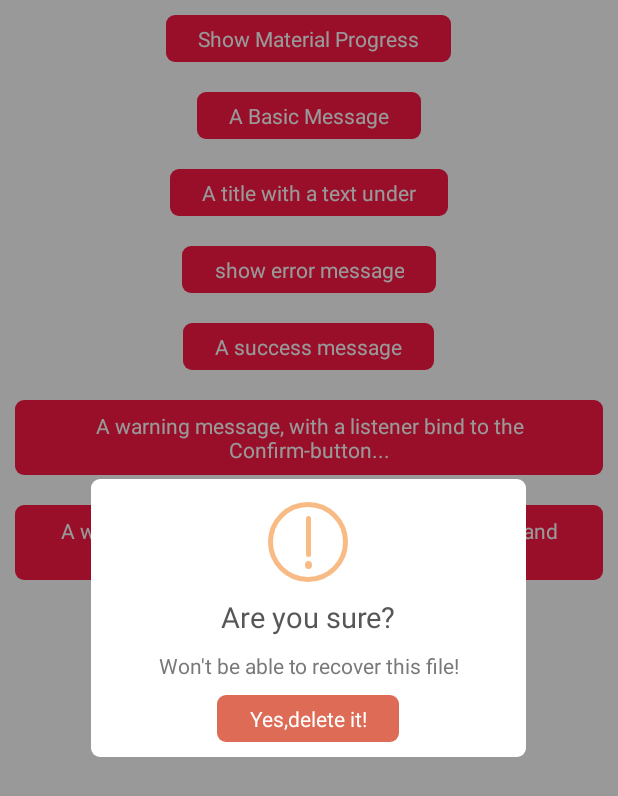
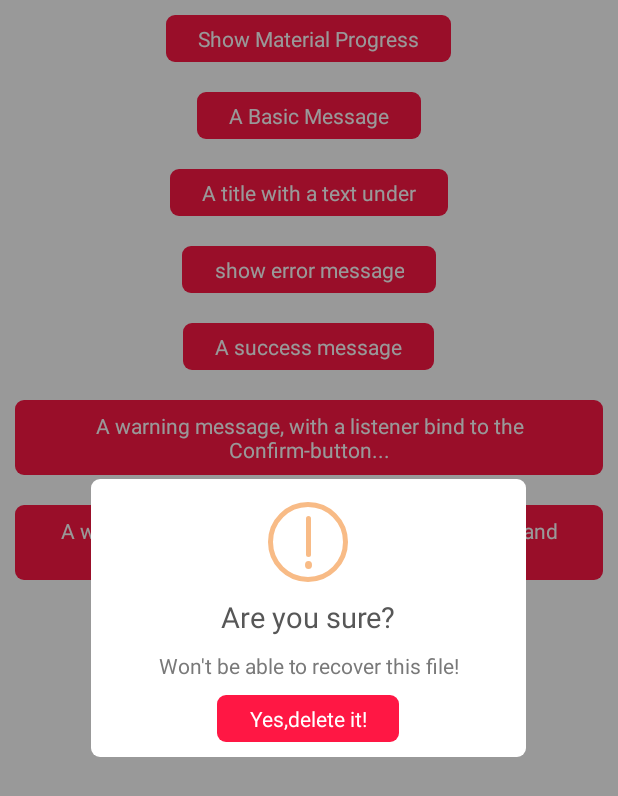
Before and after one commit to TutorialsAndroid/KAlertDialog, an Android app: the screen it shows after launch (SampleActivity), after a tap on an icon or button, on a phone screen of 412 x 824 dp. Shown: the top 796 px of the screen. Run offline under Robolectric (Android 15) with nearby library versions, the phone set to English and light mode, and no system bars; plain views replace ProgressWheel; 1 statement that could not run was skipped.

Commit message:
Initial Commit

```diff
--- a/library/build.gradle
+++ b/library/build.gradle
@@ -7,10 +7,10 @@ android {
 	compileSdkVersion 28
 
     defaultConfig {
-        minSdkVersion 15
+        minSdkVersion 21
         targetSdkVersion 28
-        versionCode 5
-        versionName "4.1"
+        versionCode 7
+        versionName "14.4.19"
     }
 
     lintOptions {
--- a/library/src/main/java/com/kinda/alert/KAlertDialog.java
+++ b/library/src/main/java/com/kinda/alert/KAlertDialog.java
@@ -1,16 +1,13 @@
 package com.kinda.alert;
 
+import android.app.AlertDialog;
 
-import android.annotation.TargetApi;
-import android.app.Dialog;
 import com.kinda.progressx.ProgressWheel;
 import android.content.Context;
 import android.graphics.drawable.Drawable;
-import android.os.Build;
 import android.os.Bundle;
 import android.view.View;
 import android.view.WindowManager;
-import android.view.animation.AlphaAnimation;
 import android.view.animation.Animation;
 import android.view.animation.AnimationSet;
 import android.view.animation.Transformation;
@@ -18,10 +15,11 @@ import android.widget.Button;
 import android.widget.FrameLayout;
 import android.widget.ImageView;
 import android.widget.TextView;
-import java.util.List;
+
 import java.util.Objects;
 
-public class KAlertDialog extends Dialog implements View.OnClickListener {
+public class KAlertDialog extends AlertDialog implements View.OnClickListener {
+
     private View mDialogView;
     private final AnimationSet mModalInAnim;
     private final AnimationSet mModalOutAnim;
@@ -52,9 +50,11 @@ public class KAlertDialog extends Dialog implements View.OnClickListener {
     private Button mCancelButton;
     private final ProgressHelper mProgressHelper;
     private FrameLayout mWarningFrame;
-    private OnSweetClickListener mCancelClickListener;
-    private OnSweetClickListener mConfirmClickListener;
+    private KAlertClickListener mCancelClickListener;
+    private KAlertClickListener mConfirmClickListener;
     private boolean mCloseFromCancel;
+    private Drawable mColor;
+    private Drawable mCancelColor;
 
     private static final int NORMAL_TYPE = 0;
     public static final int ERROR_TYPE = 1;
@@ -63,12 +63,44 @@ public class KAlertDialog extends Dialog implements View.OnClickListener {
     public static final int CUSTOM_IMAGE_TYPE = 4;
     public static final int PROGRESS_TYPE = 5;
 
-    public interface OnSweetClickListener {
+    public interface KAlertClickListener {
         void onClick(KAlertDialog kAlertDialog);
     }
 
     public KAlertDialog(Context context) {
         this(context, NORMAL_TYPE);
+    }
+
+    protected void onCreate(Bundle savedInstanceState) {
+
+        super.onCreate(savedInstanceState);
+        setContentView(R.layout.alert_dialog);
+
+        mDialogView = Objects.requireNonNull(getWindow()).getDecorView().findViewById(android.R.id.content);
+        mTitleTextView = findViewById(R.id.title_text);
+        mContentTextView = findViewById(R.id.content_text);
+        mErrorFrame = findViewById(R.id.error_frame);
+        mErrorX = mErrorFrame.findViewById(R.id.error_x);
+        mSuccessFrame = findViewById(R.id.success_frame);
+        mProgressFrame = findViewById(R.id.progress_dialog);
+        mSuccessTick = mSuccessFrame.findViewById(R.id.success_tick);
+        mSuccessLeftMask = mSuccessFrame.findViewById(R.id.mask_left);
+        mSuccessRightMask = mSuccessFrame.findViewById(R.id.mask_right);
+        mCustomImage = findViewById(R.id.custom_image);
+        mWarningFrame = findViewById(R.id.warning_frame);
+        mConfirmButton = findViewById(R.id.custom_confirm_button);
+        mCancelButton = findViewById(R.id.cancel_button);
+        mProgressHelper.setProgressWheel((ProgressWheel) findViewById(R.id.progressWheel));
+        mConfirmButton.setOnClickListener(this);
+        mCancelButton.setOnClickListener(this);
+
+        setTitleText(mTitleText);
+        setContentText(mContentText);
+        setCancelText(mCancelText);
+        setConfirmText(mConfirmText);
+        setConfirmButtonColor(mColor);
+        setCancelButtonColor(mCancelColor);
+        changeAlertType(mAlertType, true);
     }
 
     public KAlertDialog(Context context, int alertType) {
@@ -81,23 +113,11 @@ public class KAlertDialog extends Dialog implements View.OnClickListener {
         mErrorXInAnim = (AnimationSet) AnimationLoader.loadAnimation(getContext(), R.anim.error_x_in);
         // 2.3.x system don't support alpha-animation on layer-list drawable
         // remove it from animation set
-        if (Build.VERSION.SDK_INT <= Build.VERSION_CODES.GINGERBREAD_MR1) {
-            List<Animation> childAnims = mErrorXInAnim.getAnimations();
-            int idx = 0;
-            for (;idx < childAnims.size();idx++) {
-                if (childAnims.get(idx) instanceof AlphaAnimation) {
-                    break;
-                }
-            }
-            if (idx < childAnims.size()) {
-                childAnims.remove(idx);
-            }
-        }
         mSuccessBowAnim = AnimationLoader.loadAnimation(getContext(), R.anim.success_bow_roate);
         mSuccessLayoutAnimSet = (AnimationSet) AnimationLoader.loadAnimation(getContext(), R.anim.success_mask_layout);
         mModalInAnim = (AnimationSet) AnimationLoader.loadAnimation(getContext(), R.anim.modal_in);
         mModalOutAnim = (AnimationSet) AnimationLoader.loadAnimation(getContext(), R.anim.modal_out);
-        mModalOutAnim.setAnimationListener(new Animation.AnimationListener() {
+        Objects.requireNonNull(mModalOutAnim).setAnimationListener(new Animation.AnimationListener() {
             @Override
             public void onAnimationStart(Animation animation) {
 
@@ -135,36 +155,6 @@ public class KAlertDialog extends Dialog implements View.OnClickListener {
         mOverlayOutAnim.setDuration(120);
     }
 
-    protected void onCreate(Bundle savedInstanceState) {
-        super.onCreate(savedInstanceState);
-        setContentView(R.layout.alert_dialog);
-
-        mDialogView = Objects.requireNonNull(getWindow()).getDecorView().findViewById(android.R.id.content);
-        mTitleTextView = findViewById(R.id.title_text);
-        mContentTextView = findViewById(R.id.content_text);
-        mErrorFrame = findViewById(R.id.error_frame);
-        mErrorX = mErrorFrame.findViewById(R.id.error_x);
-        mSuccessFrame = findViewById(R.id.success_frame);
-        mProgressFrame = findViewById(R.id.progress_dialog);
-        mSuccessTick = mSuccessFrame.findViewById(R.id.success_tick);
-        mSuccessLeftMask = mSuccessFrame.findViewById(R.id.mask_left);
-        mSuccessRightMask = mSuccessFrame.findViewById(R.id.mask_right);
-        mCustomImage = findViewById(R.id.custom_image);
-        mWarningFrame = findViewById(R.id.warning_frame);
-        mConfirmButton = findViewById(R.id.confirm_button);
-        mCancelButton = findViewById(R.id.cancel_button);
-        mProgressHelper.setProgressWheel((ProgressWheel) findViewById(R.id.progressWheel));
-        mConfirmButton.setOnClickListener(this);
-        mCancelButton.setOnClickListener(this);
-
-        setTitleText(mTitleText);
-        setContentText(mContentText);
-        setCancelText(mCancelText);
-        setConfirmText(mConfirmText);
-        changeAlertType(mAlertType, true);
-
-    }
-
     private void restore () {
         mCustomImage.setVisibility(View.GONE);
         mErrorFrame.setVisibility(View.GONE);
@@ -173,7 +163,7 @@ public class KAlertDialog extends Dialog implements View.OnClickListener {
         mProgressFrame.setVisibility(View.GONE);
         mConfirmButton.setVisibility(View.VISIBLE);
 
-        mConfirmButton.setBackgroundResource(R.drawable.blue_button_background);
+        mConfirmButton.setBackgroundResource(R.drawable.button_background);
         mErrorFrame.clearAnimation();
         mErrorX.clearAnimation();
         mSuccessTick.clearAnimation();
@@ -202,23 +192,28 @@ public class KAlertDialog extends Dialog implements View.OnClickListener {
             switch (mAlertType) {
                 case ERROR_TYPE:
                     mErrorFrame.setVisibility(View.VISIBLE);
+                    setConfirmButtonColor(mColor);
                     break;
                 case SUCCESS_TYPE:
                     mSuccessFrame.setVisibility(View.VISIBLE);
                     // initial rotate layout of success mask
                     mSuccessLeftMask.startAnimation(mSuccessLayoutAnimSet.getAnimations().get(0));
                     mSuccessRightMask.startAnimation(mSuccessLayoutAnimSet.getAnimations().get(1));
+                    setConfirmButtonColor(mColor);
                     break;
                 case WARNING_TYPE:
-                    mConfirmButton.setBackgroundResource(R.drawable.red_button_background);
+                   // mConfirmButton.setBackgroundResource(R.drawable.red_button_background);
                     mWarningFrame.setVisibility(View.VISIBLE);
+                    setConfirmButtonColor(mColor);
                     break;
                 case CUSTOM_IMAGE_TYPE:
                     setCustomImage(mCustomImgDrawable);
+                    setConfirmButtonColor(mColor);
                     break;
                 case PROGRESS_TYPE:
                     mProgressFrame.setVisibility(View.VISIBLE);
                     mConfirmButton.setVisibility(View.GONE);
+                    setConfirmButtonColor(mColor);
                     break;
             }
             if (!fromCreate) {
@@ -227,7 +222,10 @@ public class KAlertDialog extends Dialog implements View.OnClickListener {
         }
     }
 
-    public int getAlerType () {
+    /**
+     * Method to get the type of alert dialog
+     */
+    public int getAlertType() {
         return mAlertType;
     }
 
@@ -236,6 +234,10 @@ public class KAlertDialog extends Dialog implements View.OnClickListener {
     }
 
 
+    /**
+     * sets the title for alert dialog
+     * @return mTitleText
+     */
     public String getTitleText () {
         return mTitleText;
     }
@@ -248,6 +250,16 @@ public class KAlertDialog extends Dialog implements View.OnClickListener {
         return this;
     }
 
+    /**
+     * By this method developers can put own image
+     * in alert dialog
+     * @param resourceId location of the image
+     * @return this
+     */
+    public KAlertDialog setCustomImage (int resourceId) {
+        return setCustomImage(getContext().getResources().getDrawable(resourceId));
+    }
+
     private KAlertDialog setCustomImage(Drawable drawable) {
         mCustomImgDrawable = drawable;
         if (mCustomImage != null && mCustomImgDrawable != null) {
@@ -257,10 +269,10 @@ public class KAlertDialog extends Dialog implements View.OnClickListener {
         return this;
     }
 
-    public KAlertDialog setCustomImage (int resourceId) {
-        return setCustomImage(getContext().getResources().getDrawable(resourceId));
-    }
-
+    /**
+     * Gets the content text of alert dialog
+     * @return mContextText
+     */
     public String getContentText () {
         return mContentText;
     }
@@ -274,10 +286,20 @@ public class KAlertDialog extends Dialog implements View.OnClickListener {
         return this;
     }
 
+    /**
+     * Weather to show cancel button or not
+     * @return mShowCancel
+     */
     public boolean isShowCancelButton () {
         return mShowCancel;
     }
 
+    /**
+     * Shows the cancel button
+     * @param isShow weather cancel button should
+     *  visible or not
+     * @return this
+     */
     public KAlertDialog showCancelButton (boolean isShow) {
         mShowCancel = isShow;
         if (mCancelButton != null) {
@@ -286,10 +308,18 @@ public class KAlertDialog extends Dialog implements View.OnClickListener {
         return this;
     }
 
+    /**
+     * Weather to show content text
+     * or not in alert dialog
+     * @return mShowContent
+     */
     public boolean isShowContentText () {
         return mShowContent;
     }
 
+    /**
+     * Weather to show content text or not
+     */
     private void showContentText() {
         mShowContent = true;
         if (mContentTextView != null) {
@@ -297,10 +327,11 @@ public class KAlertDialog extends Dialog implements View.OnClickListener {
         }
     }
 
-    public String getCancelText () {
-        return mCancelText;
-    }
-
+    /**
+     * Sets the cancel button text in alert dialog
+     * @param text manually input cancel button text
+     * @return this
+     */
     public KAlertDialog setCancelText (String text) {
         mCancelText = text;
         if (mCancelButton != null && mCancelText != null) {
@@ -310,10 +341,16 @@ public class KAlertDialog extends Dialog implements View.OnClickListener {
         return this;
     }
 
-    public String getConfirmText () {
-        return mConfirmText;
+    public String getCancelText () {
+        return mCancelText;
     }
 
+
+    /**
+     * Sets the confirm button text
+     * @param text manually input confirm button text
+     * @return this
+     */
     public KAlertDialog setConfirmText (String text) {
         mConfirmText = text;
         if (mConfirmButton != null && mConfirmText != null) {
@@ -322,12 +359,28 @@ public class KAlertDialog extends Dialog implements View.OnClickListener {
         return this;
     }
 
-    public KAlertDialog setCancelClickListener (OnSweetClickListener listener) {
+    public String getConfirmText () {
+        return mConfirmText;
+    }
+
+    /**
+     * On cancel button click listener
+     * @param listener click listener which task should be
+     * performed on cancel button click listener
+     * @return this
+     */
+    public KAlertDialog setCancelClickListener (KAlertClickListener listener) {
         mCancelClickListener = listener;
         return this;
     }
 
-    public KAlertDialog setConfirmClickListener (OnSweetClickListener listener) {
+    /**
+     * On confirm button click listener
+     * @param listener click listener which task should be
+     * performed on confirm button click listener
+     * @return this
+     */
+    public KAlertDialog setConfirmClickListener (KAlertClickListener listener) {
         mConfirmClickListener = listener;
         return this;
     }
@@ -358,6 +411,44 @@ public class KAlertDialog extends Dialog implements View.OnClickListener {
         mDialogView.startAnimation(mModalOutAnim);
     }
 
+    /**
+     * sets the color for confirm button
+     * @param color developers can manually change the confirm
+     * button colors or they can create a drawable and customize
+     * the confirm button colors and rounded corners.
+     * @return setConfirmButtonColor
+     */
+    public KAlertDialog confirmButtonColor (int color) {
+        return setConfirmButtonColor(getContext().getResources().getDrawable(color));
+    }
+
+    private KAlertDialog setConfirmButtonColor(Drawable background) {
+        mColor = background;
+        if (mConfirmButton != null && mColor !=null) {
+            mConfirmButton.setBackground(mColor);
+        }
+        return this;
+    }
+
+    /**
+     * sets the color for cancel button
+     * @param color developers can manually change the cancel
+     * button colors or they can create a drawable and customize
+     * the camcel button colors and rounded corners.
+     * @return setCancelButtonColor
+     */
+    public KAlertDialog cancelButtonColor (int color) {
+        return setCancelButtonColor(getContext().getResources().getDrawable(color));
+    }
+
+    private KAlertDialog setCancelButtonColor(Drawable background) {
+        mCancelColor = background;
+        if (mCancelButton != null && mCancelColor !=null) {
+            mCancelButton.setBackground(mCancelColor);
+        }
+        return this;
+    }
+
     @Override
     public void onClick(View v) {
         if (v.getId() == R.id.cancel_button) {
@@ -366,7 +457,7 @@ public class KAlertDialog extends Dialog implements View.OnClickListener {
             } else {
                 dismissWithAnimation();
             }
-        } else if (v.getId() == R.id.confirm_button) {
+        } else if (v.getId() == R.id.custom_confirm_button) {
             if (mConfirmClickListener != null) {
                 mConfirmClickListener.onClick(KAlertDialog.this);
             } else {
--- a/library/src/main/res/layout/alert_dialog.xml
+++ b/library/src/main/res/layout/alert_dialog.xml
@@ -150,12 +150,12 @@
             style="@style/dialog_blue_button"
             android:background="@drawable/gray_button_background"
             android:layout_marginRight="10dp"
+            android:text="@string/dialog_cancel"
             android:visibility="gone"
-            android:text="@string/dialog_cancel"
             android:layout_marginEnd="10dp" />
 
         <Button
-            android:id="@+id/confirm_button"
+            android:id="@+id/custom_confirm_button"
             style="@style/dialog_blue_button"
             android:text="@string/dialog_ok" />
     </LinearLayout>
--- a/library/src/main/res/values/styles.xml
+++ b/library/src/main/res/values/styles.xml
@@ -14,7 +14,7 @@
     <style name="dialog_blue_button" parent="android:Widget.Button">
         <item name="android:layout_width">wrap_content</item>
         <item name="android:layout_height">31dp</item>
-        <item name="android:background">@drawable/blue_button_background</item>
+        <item name="android:background">@drawable/button_background</item>
         <item name="android:textSize">14sp</item>
         <item name="android:paddingLeft">21dp</item>
         <item name="android:paddingRight">21dp</item>
--- a/sample/src/main/java/com/kinda/alert/sample/SampleActivity.java
+++ b/sample/src/main/java/com/kinda/alert/sample/SampleActivity.java
@@ -15,6 +15,7 @@ public class SampleActivity extends Activity implements View.OnClickListener {
     public void onCreate(Bundle savedInstanceState) {
         super.onCreate(savedInstanceState);
         setContentView(R.layout.sample_activity);
+
         findViewById(R.id.basic_test).setOnClickListener(this);
         findViewById(R.id.under_text_test).setOnClickListener(this);
         findViewById(R.id.error_text_test).setOnClickListener(this);
@@ -51,13 +52,14 @@ public class SampleActivity extends Activity implements View.OnClickListener {
                         .setTitleText("Good job!")
                         .setContentText("You clicked the button!")
                         .show();
+
                 break;
             case R.id.warning_confirm_test:
                 new KAlertDialog(this, KAlertDialog.WARNING_TYPE)
                         .setTitleText("Are you sure?")
                         .setContentText("Won't be able to recover this file!")
                         .setConfirmText("Yes,delete it!")
-                        .setConfirmClickListener(new KAlertDialog.OnSweetClickListener() {
+                        .setConfirmClickListener(new KAlertDialog.KAlertClickListener() {
                         @Override
                         public void onClick(KAlertDialog sDialog) {
                             // reuse previous dialog instance
@@ -77,7 +79,7 @@ public class SampleActivity extends Activity implements View.OnClickListener {
                         .setCancelText("No,cancel plx!")
                         .setConfirmText("Yes,delete it!")
                         .showCancelButton(true)
-                        .setCancelClickListener(new KAlertDialog.OnSweetClickListener() {
+                        .setCancelClickListener(new KAlertDialog.KAlertClickListener() {
                             @Override
                             public void onClick(KAlertDialog sDialog) {
                                 // reuse previous dialog instance, keep widget user state, reset them if you need
@@ -98,7 +100,7 @@ public class SampleActivity extends Activity implements View.OnClickListener {
                                         .show();*/
                             }
                         })
-                        .setConfirmClickListener(new KAlertDialog.OnSweetClickListener() {
+                        .setConfirmClickListener(new KAlertDialog.KAlertClickListener() {
                             @Override
                             public void onClick(KAlertDialog sDialog) {
                                 sDialog.setTitleText("Deleted!")
--- /dev/null
+++ b/sample/src/main/res/values/colors.xml
@@ -0,0 +1,5 @@
+<?xml version="1.0" encoding="utf-8"?>
+<resources>
+    <color name="colorPrimary">#FFD600</color>
+    <color name="colorAccent">#00BFA5</color>
+</resources>
```
Also changed, not shown: library/src/main/java/com/kinda/alert/AnimationLoader.java (+9 -7 lines), library/src/main/java/com/kinda/alert/ProgressHelper.java (+22 -1 lines), sample/build.gradle (+10 -5 lines), library/src/main/res/drawable/button_background.xml (renamed from library/src/main/res/drawable/blue_button_background.xml), 941 other files.
